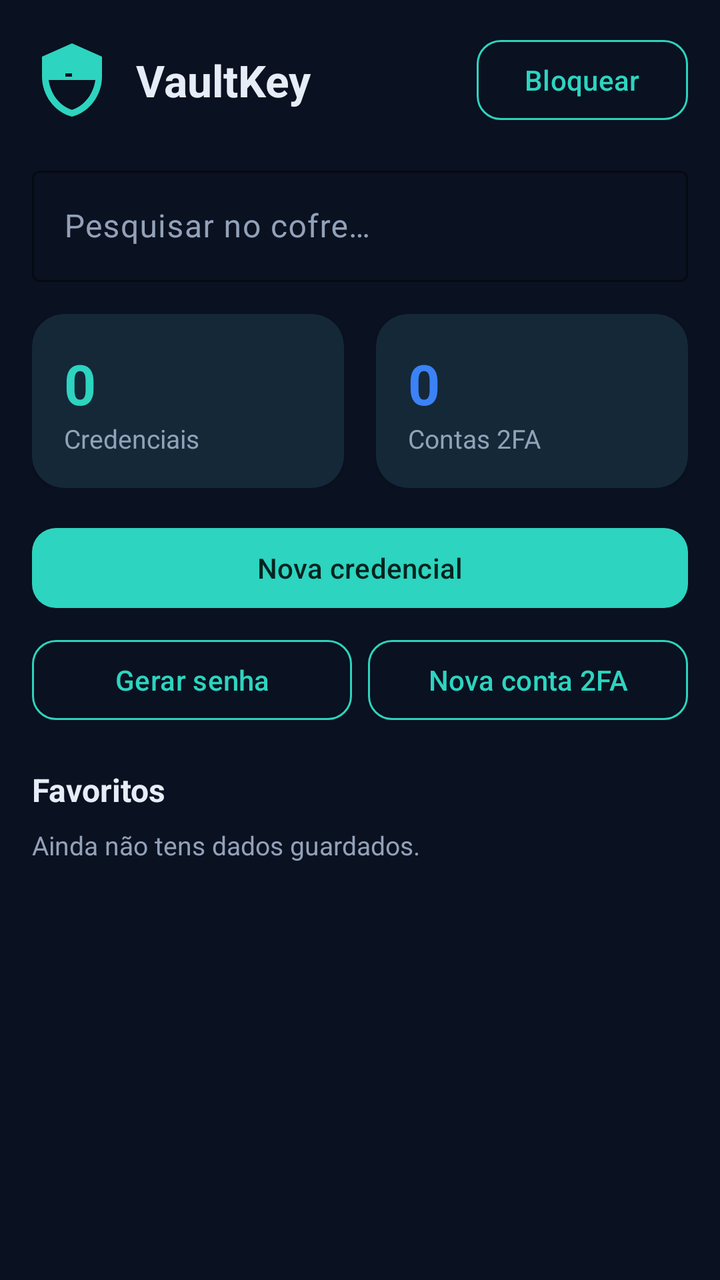
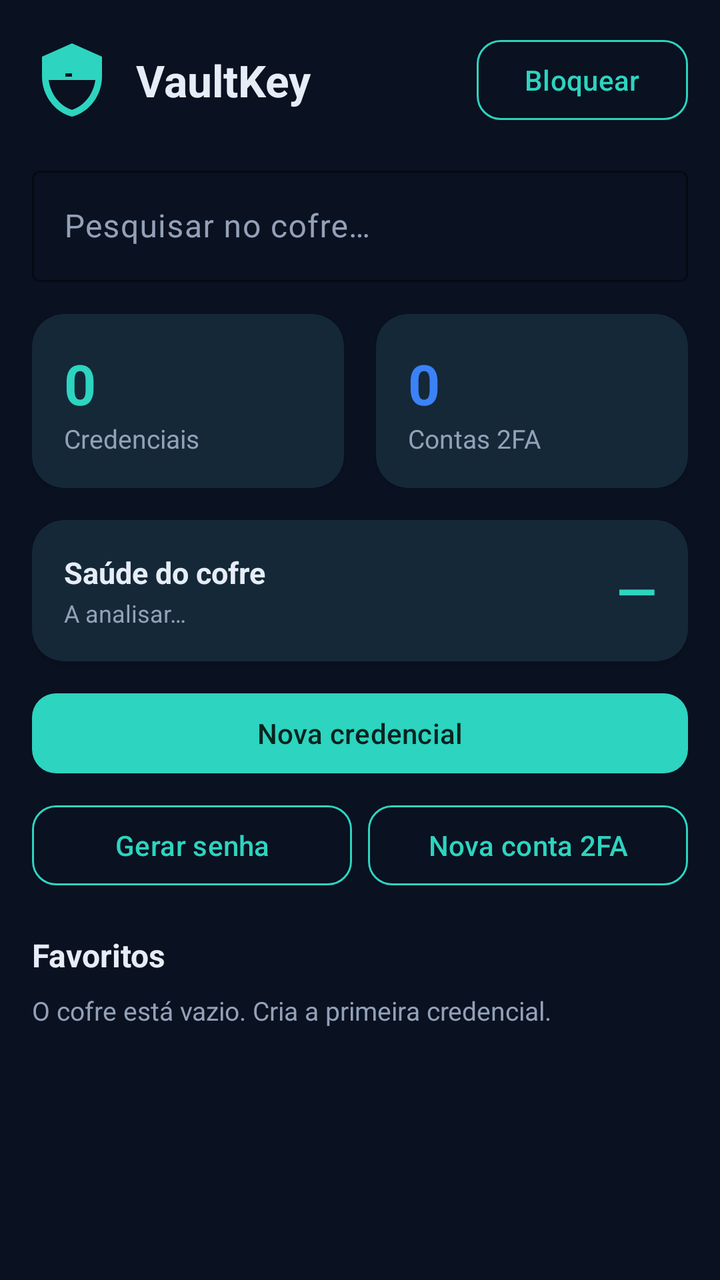

The first picture is an Android layout as it rendered before a commit; the second is the same layout after the commit. The layout source and the unified diff follow.
<!-- AndroidManifest.xml: application theme Theme.VaultKey -->
<!-- res/layout/fragment_dashboard.xml -->
<?xml version="1.0" encoding="utf-8"?>
<ScrollView xmlns:android="http://schemas.android.com/apk/res/android"
    xmlns:app="http://schemas.android.com/apk/res-auto"
    android:layout_width="match_parent"
    android:layout_height="match_parent"
    android:background="@color/vault_bg"
    android:fillViewport="true">

    <LinearLayout
        android:layout_width="match_parent"
        android:layout_height="wrap_content"
        android:orientation="vertical"
        android:padding="16dp">

        <LinearLayout
            android:layout_width="match_parent"
            android:layout_height="wrap_content"
            android:gravity="center_vertical"
            android:orientation="horizontal">

            <ImageView
                android:layout_width="40dp"
                android:layout_height="40dp"
                android:contentDescription="@string/app_name"
                android:src="@drawable/ic_shield_lock" />

            <TextView
                android:layout_width="0dp"
                android:layout_height="wrap_content"
                android:layout_marginStart="12dp"
                android:layout_weight="1"
                android:text="@string/dash_title"
                android:textColor="@color/vault_text"
                android:textSize="22sp"
                android:textStyle="bold" />

            <com.google.android.material.button.MaterialButton
                android:id="@+id/btn_lock"
                style="@style/VaultKey.Button.Outline"
                android:layout_width="wrap_content"
                android:layout_height="wrap_content"
                android:text="@string/dash_lock" />
        </LinearLayout>

        <com.google.android.material.textfield.TextInputLayout
            style="@style/VaultKey.TextInput"
            android:layout_width="match_parent"
            android:layout_height="wrap_content"
            android:layout_marginTop="16dp"
            android:hint="@string/dash_search_hint">

            <com.google.android.material.textfield.TextInputEditText
                android:id="@+id/et_search"
                android:layout_width="match_parent"
                android:layout_height="wrap_content"
                android:imeOptions="actionSearch"
                android:inputType="text" />
        </com.google.android.material.textfield.TextInputLayout>

        <LinearLayout
            android:layout_width="match_parent"
            android:layout_height="wrap_content"
            android:layout_marginTop="16dp"
            android:orientation="horizontal">

            <com.google.android.material.card.MaterialCardView
                style="@style/VaultKey.Card"
                android:layout_width="0dp"
                android:layout_height="wrap_content"
                android:layout_marginEnd="8dp"
                android:layout_weight="1">

                <LinearLayout
                    android:layout_width="match_parent"
                    android:layout_height="wrap_content"
                    android:orientation="vertical"
                    android:padding="16dp">

                    <TextView
                        android:id="@+id/tv_cred_count"
                        android:layout_width="wrap_content"
                        android:layout_height="wrap_content"
                        android:text="0"
                        android:textColor="@color/vault_teal"
                        android:textSize="28sp"
                        android:textStyle="bold" />

                    <TextView
                        android:layout_width="wrap_content"
                        android:layout_height="wrap_content"
                        android:text="@string/dash_credentials"
                        android:textColor="@color/vault_text_muted"
                        android:textSize="13sp" />
                </LinearLayout>
            </com.google.android.material.card.MaterialCardView>

            <com.google.android.material.card.MaterialCardView
                style="@style/VaultKey.Card"
                android:layout_width="0dp"
                android:layout_height="wrap_content"
                android:layout_marginStart="8dp"
                android:layout_weight="1">

                <LinearLayout
                    android:layout_width="match_parent"
                    android:layout_height="wrap_content"
                    android:orientation="vertical"
                    android:padding="16dp">

                    <TextView
                        android:id="@+id/tv_auth_count"
                        android:layout_width="wrap_content"
                        android:layout_height="wrap_content"
                        android:text="0"
                        android:textColor="@color/vault_blue"
                        android:textSize="28sp"
                        android:textStyle="bold" />

                    <TextView
                        android:layout_width="wrap_content"
                        android:layout_height="wrap_content"
                        android:text="@string/dash_accounts"
                        android:textColor="@color/vault_text_muted"
                        android:textSize="13sp" />
                </LinearLayout>
            </com.google.android.material.card.MaterialCardView>
        </LinearLayout>

        <com.google.android.material.button.MaterialButton
            android:id="@+id/btn_new_credential"
            style="@style/VaultKey.Button"
            android:layout_width="match_parent"
            android:layout_height="wrap_content"
            android:layout_marginTop="16dp"
            android:text="@string/dash_new_credential" />

        <LinearLayout
            android:layout_width="match_parent"
            android:layout_height="wrap_content"
            android:layout_marginTop="8dp"
            android:orientation="horizontal">

            <com.google.android.material.button.MaterialButton
                android:id="@+id/btn_generate"
                style="@style/VaultKey.Button.Outline"
                android:layout_width="0dp"
                android:layout_height="wrap_content"
                android:layout_marginEnd="4dp"
                android:layout_weight="1"
                android:text="@string/dash_generate" />

            <com.google.android.material.button.MaterialButton
                android:id="@+id/btn_new_2fa"
                style="@style/VaultKey.Button.Outline"
                android:layout_width="0dp"
                android:layout_height="wrap_content"
                android:layout_marginStart="4dp"
                android:layout_weight="1"
                android:text="@string/dash_new_2fa" />
        </LinearLayout>

        <TextView
            android:layout_width="wrap_content"
            android:layout_height="wrap_content"
            android:layout_marginTop="20dp"
            android:text="@string/dash_favorites"
            android:textColor="@color/vault_text"
            android:textSize="16sp"
            android:textStyle="bold" />

        <TextView
            android:id="@+id/tv_empty"
            android:layout_width="match_parent"
            android:layout_height="wrap_content"
            android:layout_marginTop="8dp"
            android:text="@string/dash_empty"
            android:textColor="@color/vault_text_muted"
            android:textSize="13sp" />

        <androidx.recyclerview.widget.RecyclerView
            android:id="@+id/rv_favorites"
            android:layout_width="match_parent"
            android:layout_height="wrap_content"
            android:layout_marginTop="8dp"
            android:nestedScrollingEnabled="false" />
    </LinearLayout>
</ScrollView>
<!-- resources referenced by this layout -->
<resources>
  <color name="vault_bg">#0A1120</color>
  <color name="vault_blue">#3B82F6</color>
  <color name="vault_teal">#2DD4BF</color>
  <color name="vault_text">#E6EDF7</color>
  <color name="vault_text_muted">#93A1B8</color>
  <!-- drawable ic_shield_lock (drawable) -->
  <vector xmlns:android="http://schemas.android.com/apk/res/android"
      android:width="24dp"
      android:height="24dp"
      android:viewportWidth="24"
      android:viewportHeight="24"
      android:tint="@color/vault_teal">
      <path
          android:fillColor="#FF000000"
          android:pathData="M12,1L3,5v6c0,5.55 3.84,10.74 9,12 5.16,-1.26 9,-6.45 9,-12V5l-9,-4zM12,11.99h7c-0.53,4.12 -3.28,7.79 -7,8.94 -3.72,-1.15 -6.47,-4.82 -7,-8.94h7l-1,-1h-1v-1h2v1h-2z" />
  </vector>
  <string name="app_name">VaultKey</string>
  <string name="dash_accounts">Contas 2FA</string>
  <string name="dash_credentials">Credenciais</string>
  <string name="dash_empty">Ainda não tens dados guardados.</string>
  <string name="dash_favorites">Favoritos</string>
  <string name="dash_generate">Gerar senha</string>
  <string name="dash_lock">Bloquear</string>
  <string name="dash_new_2fa">Nova conta 2FA</string>
  <string name="dash_new_credential">Nova credencial</string>
  <string name="dash_search_hint">Pesquisar no cofre…</string>
  <string name="dash_title">VaultKey</string>
  <style name="VaultKey.Button" parent="Widget.Material3.Button">
          <item name="backgroundTint">@color/vault_teal</item>
          <item name="android:textColor">#06231F</item>
          <item name="cornerRadius">12dp</item>
      </style>
  <style name="VaultKey.Button.Outline" parent="Widget.Material3.Button.OutlinedButton">
          <item name="strokeColor">@color/vault_teal</item>
          <item name="android:textColor">@color/vault_teal</item>
          <item name="cornerRadius">12dp</item>
      </style>
  <style name="VaultKey.Card" parent="Widget.Material3.CardView.Elevated">
          <item name="cardBackgroundColor">@color/vault_surface</item>
          <item name="cardCornerRadius">16dp</item>
          <item name="cardElevation">2dp</item>
      </style>
  <style name="VaultKey.TextInput" parent="Widget.Material3.TextInputLayout.OutlinedBox">
          <item name="boxStrokeColor">@color/vault_teal</item>
          <item name="hintTextColor">@color/vault_text_muted</item>
      </style>
  <style name="Theme.VaultKey" parent="Base.Theme.VaultKey" />
  <color name="vault_surface">#131C2E</color>
  <style name="Base.Theme.VaultKey" parent="Theme.Material3.Dark.NoActionBar">
          <item name="colorPrimary">@color/vault_teal</item>
          <item name="colorOnPrimary">#06231F</item>
          <item name="colorPrimaryContainer">@color/vault_teal_dark</item>
          <item name="colorOnPrimaryContainer">@color/vault_text</item>
          <item name="colorSecondary">@color/vault_blue</item>
          <item name="colorOnSecondary">@color/vault_text</item>
          <item name="android:colorBackground">@color/vault_bg</item>
          <item name="colorSurface">@color/vault_surface</item>
          <item name="colorOnSurface">@color/vault_text</item>
          <item name="colorSurfaceVariant">@color/vault_surface_variant</item>
          <item name="colorOnSurfaceVariant">@color/vault_text_muted</item>
          <item name="colorError">@color/vault_error</item>
      </style>
  <color name="vault_teal_dark">#0E7490</color>
  <color name="vault_surface_variant">#1B2740</color>
  <color name="vault_error">#F87171</color>
</resources>

<!-- the commit's change to res/layout/fragment_dashboard.xml (unified diff, before → after) -->
@@ -126,12 +126,64 @@
             </com.google.android.material.card.MaterialCardView>
         </LinearLayout>
 
+        <com.google.android.material.card.MaterialCardView
+            android:id="@+id/card_health"
+            style="@style/VaultKey.Card"
+            android:layout_width="match_parent"
+            android:layout_height="wrap_content"
+            android:layout_marginTop="16dp"
+            android:clickable="true"
+            android:focusable="true">
+
+            <LinearLayout
+                android:layout_width="match_parent"
+                android:layout_height="wrap_content"
+                android:gravity="center_vertical"
+                android:orientation="horizontal"
+                android:padding="16dp">
+
+                <LinearLayout
+                    android:layout_width="0dp"
+                    android:layout_height="wrap_content"
+                    android:layout_weight="1"
+                    android:orientation="vertical">
+
+                    <TextView
+                        android:layout_width="wrap_content"
+                        android:layout_height="wrap_content"
+                        android:text="@string/dash_health"
+                        android:textColor="@color/vault_text"
+                        android:textSize="15sp"
+                        android:textStyle="bold" />
+
+                    <TextView
+                        android:id="@+id/tv_health_summary"
+                        android:layout_width="wrap_content"
+                        android:layout_height="wrap_content"
+                        android:layout_marginTop="2dp"
+                        android:text="@string/dash_health_loading"
+                        android:textColor="@color/vault_text_muted"
+                        android:textSize="12sp" />
+                </LinearLayout>
+
+                <TextView
+                    android:id="@+id/tv_health_score"
+                    android:layout_width="wrap_content"
+                    android:layout_height="wrap_content"
+                    android:paddingStart="12dp"
+                    android:text="@string/health_score_placeholder"
+                    android:textColor="@color/vault_teal"
+                    android:textSize="26sp"
+                    android:textStyle="bold" />
+            </LinearLayout>
+        </com.google.android.material.card.MaterialCardView>
+
         <com.google.android.material.button.MaterialButton
             android:id="@+id/btn_new_credential"
             style="@style/VaultKey.Button"
             android:layout_width="match_parent"
             android:layout_height="wrap_content"
-            android:layout_marginTop="16dp"
+            android:layout_marginTop="12dp"
             android:text="@string/dash_new_credential" />
 
         <LinearLayout
<!-- resource entries referenced after the edit -->
@@ -19,14 +19,17 @@
   <string name="app_name">VaultKey</string>
   <string name="dash_accounts">Contas 2FA</string>
   <string name="dash_credentials">Credenciais</string>
-  <string name="dash_empty">Ainda não tens dados guardados.</string>
+  <string name="dash_empty">O cofre está vazio. Cria a primeira credencial.</string>
   <string name="dash_favorites">Favoritos</string>
   <string name="dash_generate">Gerar senha</string>
+  <string name="dash_health">Saúde do cofre</string>
+  <string name="dash_health_loading">A analisar…</string>
   <string name="dash_lock">Bloquear</string>
   <string name="dash_new_2fa">Nova conta 2FA</string>
   <string name="dash_new_credential">Nova credencial</string>
   <string name="dash_search_hint">Pesquisar no cofre…</string>
   <string name="dash_title">VaultKey</string>
+  <string name="health_score_placeholder">—</string>
   <style name="VaultKey.Button" parent="Widget.Material3.Button">
           <item name="backgroundTint">@color/vault_teal</item>
           <item name="android:textColor">#06231F</item>
